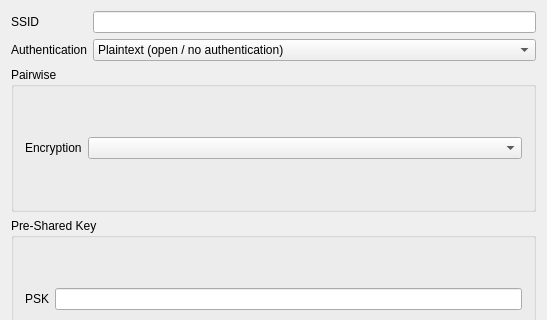
First picture: the form in src/networkconfig.ui, repository loh-tar/wpa-cute, before the edit; both pictures show x 0 to 547 and y 0 to 320 of the 547 by 1101 pixel window.
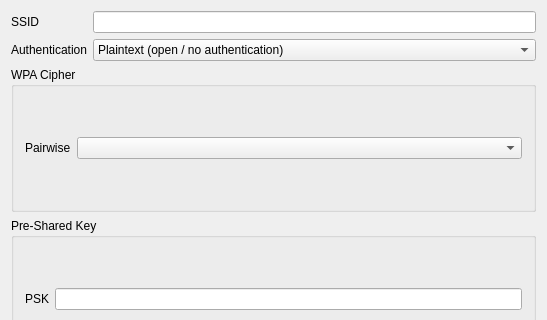
Second picture: the form after the edit.

Commit message: Change caption of encryption box to "WPA Cipher"

What changed in the file:
```diff
--- a/src/networkconfig.ui
+++ b/src/networkconfig.ui
@@ -414,7 +414,7 @@
       </size>
      </property>
      <property name="title">
-      <string>Pairwise</string>
+      <string>WPA Cipher</string>
      </property>
      <layout class="QGridLayout" name="gridLayout_4">
       <item row="0" column="0">
@@ -423,7 +423,7 @@
          <string>List of accepted pairwise ciphers for WPA [pairwise=]</string>
         </property>
         <property name="text">
-         <string>Encryption</string>
+         <string>Pairwise</string>
         </property>
        </widget>
       </item>
```
Left out of the diff: 2 changed lines with no effect on the pictures.
